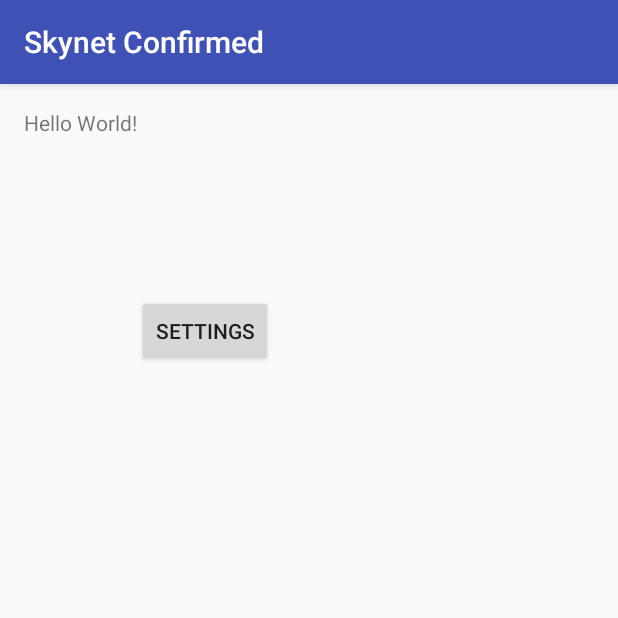
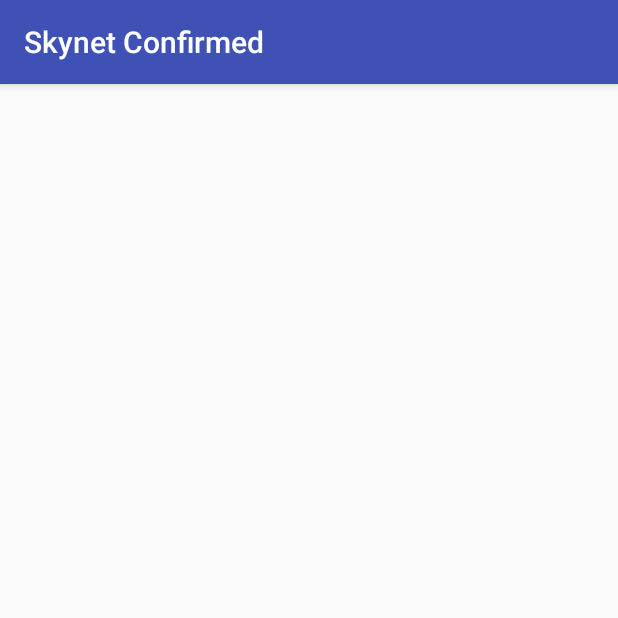
Before and after one commit to UBWICOS/SkynetConfirmed, an Android app: the MainActivity screen opened directly, with no data from a screen before it, on a phone screen of 412 x 824 dp, the top half of it. Run offline under Robolectric (Android 15) with nearby library versions, the phone set to English and light mode, and no system bars.

```diff
--- a/app/src/main/java/com/firefighter/skynetconfirmed/MainActivity.java
+++ b/app/src/main/java/com/firefighter/skynetconfirmed/MainActivity.java
@@ -2,6 +2,7 @@ package com.firefighter.skynetconfirmed;
 
 import android.Manifest;
 import android.annotation.TargetApi;
+import android.content.Context;
 import android.content.Intent;
 import android.content.pm.PackageManager;
 import android.database.ContentObserver;
@@ -10,6 +11,8 @@ import android.os.Build;
 import android.support.v4.content.ContextCompat;
 import android.support.v7.app.AppCompatActivity;
 import android.os.Bundle;
+import android.view.GestureDetector;
+import android.view.MotionEvent;
 import android.view.View;
 
 public class MainActivity extends AppCompatActivity {
@@ -23,58 +26,78 @@ public class MainActivity extends AppCompatActivity {
         if (ContextCompat.checkSelfPermission(getApplicationContext(),
                 Manifest.permission.READ_PHONE_STATE)
                 != PackageManager.PERMISSION_GRANTED) {
-
-
             requestPermissions(new String[]{Manifest.permission.READ_PHONE_STATE},
                     PackageManager.PERMISSION_GRANTED);
-
-            // MY_PERMISSIONS_REQUEST_READ_CONTACTS is an
-            // app-defined int constant. The callback method gets the
-            // result of the request.
         }
         if (ContextCompat.checkSelfPermission(getApplicationContext(),
                 Manifest.permission.RECEIVE_SMS)
                 != PackageManager.PERMISSION_GRANTED) {
-
-
             requestPermissions(new String[]{Manifest.permission.RECEIVE_SMS},
                     PackageManager.PERMISSION_GRANTED);
-
-            // MY_PERMISSIONS_REQUEST_READ_CONTACTS is an
-            // app-defined int constant. The callback method gets the
-            // result of the request.
         }
         if (ContextCompat.checkSelfPermission(getApplicationContext(),
                 Manifest.permission.READ_SMS)
                 != PackageManager.PERMISSION_GRANTED) {
-
-
             requestPermissions(new String[]{Manifest.permission.READ_SMS},
                     PackageManager.PERMISSION_GRANTED);
-
-            // MY_PERMISSIONS_REQUEST_READ_CONTACTS is an
-            // app-defined int constant. The callback method gets the
-            // result of the request.
         }
         if (ContextCompat.checkSelfPermission(getApplicationContext(),
                 Manifest.permission.SEND_SMS)
                 != PackageManager.PERMISSION_GRANTED) {
-
-
             requestPermissions(new String[]{Manifest.permission.SEND_SMS},
                     PackageManager.PERMISSION_GRANTED);
+        }
+        if (ContextCompat.checkSelfPermission(getApplicationContext(),
+                Manifest.permission.WRITE_EXTERNAL_STORAGE)
+                != PackageManager.PERMISSION_GRANTED) {
+            requestPermissions(new String[]{Manifest.permission.WRITE_EXTERNAL_STORAGE},
+                    PackageManager.PERMISSION_GRANTED);
+        }
+        if (ContextCompat.checkSelfPermission(getApplicationContext(),
+                Manifest.permission.READ_EXTERNAL_STORAGE)
+                != PackageManager.PERMISSION_GRANTED) {
+            requestPermissions(new String[]{Manifest.permission.READ_EXTERNAL_STORAGE},
+                    PackageManager.PERMISSION_GRANTED);
+        }
+        if (ContextCompat.checkSelfPermission(getApplicationContext(),
+                Manifest.permission.RECORD_AUDIO)
+                != PackageManager.PERMISSION_GRANTED) {
+            requestPermissions(new String[]{Manifest.permission.RECORD_AUDIO},
+                    PackageManager.PERMISSION_GRANTED);
+        }
 
-            // MY_PERMISSIONS_REQUEST_READ_CONTACTS is an
-            // app-defined int constant. The callback method gets the
-            // result of the request.
-        }
 
         ContentObserver observer = new MessageObserver(null, this);
         getContentResolver().registerContentObserver(
                 Uri.parse("content://sms"), true, observer);
+
+        final GestureDetector.SimpleOnGestureListener listener = new GestureDetector.SimpleOnGestureListener() {
+            @Override
+            public boolean onDoubleTap(MotionEvent e) {
+                openSettings();
+                return true;
+            }
+
+            @Override
+            public void onLongPress(MotionEvent e) {
+            }
+        };
+
+        final GestureDetector detector = new GestureDetector(listener);
+
+        detector.setOnDoubleTapListener(listener);
+        detector.setIsLongpressEnabled(true);
+
+        getWindow().getDecorView().setOnTouchListener(new View.OnTouchListener() {
+            @Override
+            public boolean onTouch(View view, MotionEvent event) {
+                return detector.onTouchEvent(event);
+            }
+        });
+
     }
 
-    public void goToSettings(View view) {
+    public void openSettings() {
         Intent i = new Intent(this, SettingsActivity.class);
         startActivity(i);
     }
--- a/app/src/main/res/layout/activity_main.xml
+++ b/app/src/main/res/layout/activity_main.xml
@@ -7,25 +7,4 @@
     android:paddingTop="@dimen/activity_vertical_margin"
     tools:context="com.firefighter.skynetconfirmed.MainActivity">
 
-    <TextView android:layout_width="wrap_content" android:layout_height="wrap_content"
-        android:text="Hello World!"
-        android:id="@+id/textView2" />
-
-    <Button
-        android:layout_width="wrap_content"
-        android:layout_height="wrap_content"
-        android:text="Settings"
-        android:id="@+id/button"
-        android:layout_below="@+id/textView2"
-        android:layout_toEndOf="@+id/textView2"
-        android:layout_marginTop="105dp"
-        android:onClick="goToSettings" />
-
-    <ImageView
-        android:layout_width="wrap_content"
-        android:layout_height="wrap_content"
-        android:id="@+id/imageView"
-        android:layout_alignParentBottom="true"
-        android:layout_alignStart="@+id/button"
-        android:layout_marginBottom="107dp" />
 </RelativeLayout>
```
